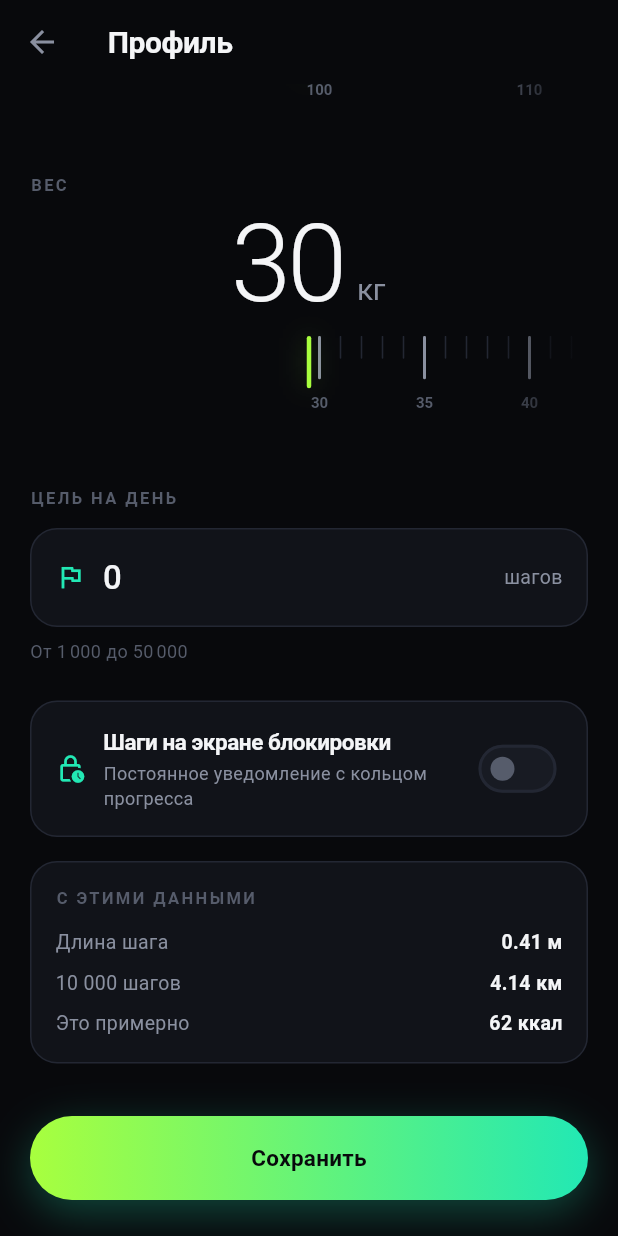
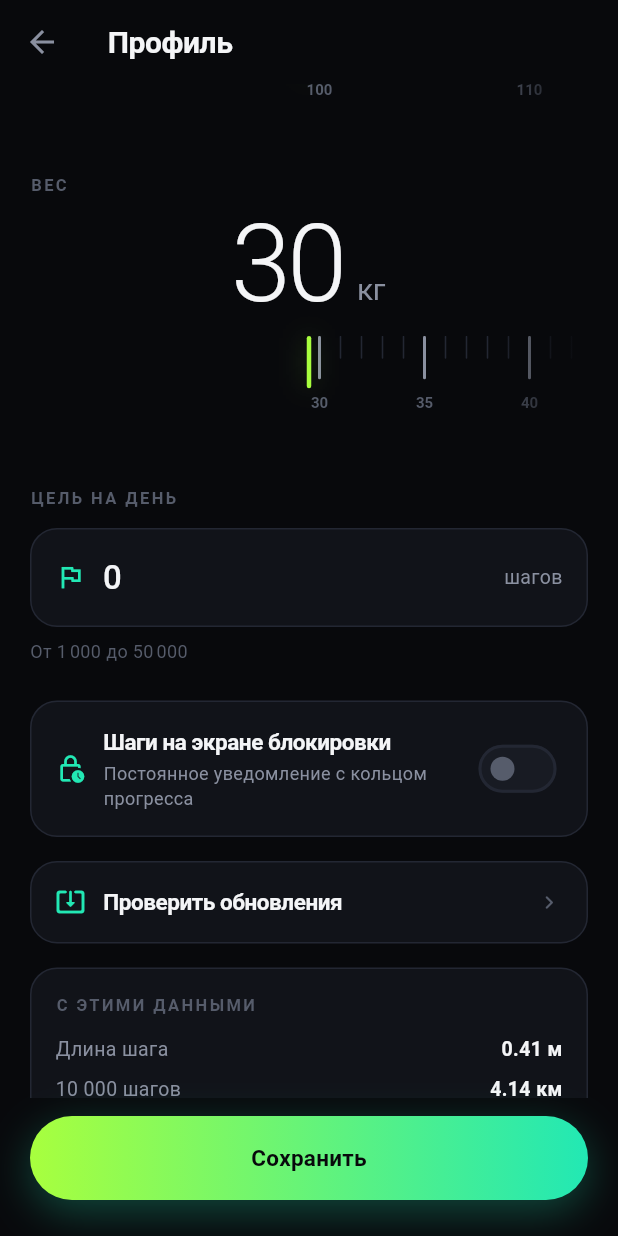
Before and after one commit to Dubious-Idea/StepStep, a Flutter app: the ProfileScreen screen opened directly with empty values, scrolled down 149 dp, on a phone screen of 412 x 824 dp. Run offline on Flutter 3.47's test engine with Material 3 defaults, Android fonts, the phone set to English and light mode, and no system bars.

Commit message:
feat: ручная проверка обновлений в профиле
Автопроверка на старте молчит и при "всё актуально", и при ошибке
сети — этого достаточно для фонового напоминания, но не даёт
пользователю явно убедиться, что он проверил. Кнопка «Проверить
обновления» переиспользует тот же UpdateChecker/UpdateDialog и
отвечает на все три исхода явно.

```diff
--- a/lib/screens/profile_screen.dart
+++ b/lib/screens/profile_screen.dart
@@ -6,10 +6,12 @@ import '../models/profile.dart';
 import '../services/metrics.dart';
 import '../services/permissions.dart';
 import '../services/step_bridge.dart';
+import '../services/update_checker.dart';
 import '../theme/tokens.dart';
 import '../widgets/primary_button.dart';
 import '../widgets/ruler_picker.dart';
 import '../widgets/stat_card.dart';
+import '../widgets/update_dialog.dart';
 
 /// Editing the same three numbers onboarding asked for, plus the switch for
 /// the lock-screen notification.
@@ -39,6 +41,7 @@ class _ProfileScreenState extends State<ProfileScreen> {
   bool _liveNotification = true;
   bool _isSaving = false;
   bool _goalValid = true;
+  bool _isCheckingUpdate = false;
 
   @override
   void initState() {
@@ -86,6 +89,38 @@ class _ProfileScreenState extends State<ProfileScreen> {
       }
     }
     await _bridge.setLiveNotificationEnabled(enabled);
+  }
+
+  /// Manual counterpart to the silent auto-check on the home screen — this
+  /// one always tells the user something, including "up to date" and
+  /// "couldn't reach GitHub", which the auto-check deliberately swallows.
+  Future<void> _checkForUpdates() async {
+    setState(() => _isCheckingUpdate = true);
+    const checker = UpdateChecker();
+    final result = await checker.check();
+    if (!mounted) return;
+    setState(() => _isCheckingUpdate = false);
+
+    if (result is UpdateAvailable) {
+      await showDialog<void>(
+        context: context,
+        builder: (dialogContext) => UpdateDialog(
+          update: result.update,
+          onInstall: () {
+            Navigator.of(dialogContext).pop();
+            checker.openUrl(result.update.downloadUrl);
+          },
+          onSkip: () {
+            Navigator.of(dialogContext).pop();
+            checker.skipVersion(result.update.version);
+          },
+        ),
+      );
+    } else if (result is UpToDate) {
+      _showMessage('У вас последняя версия');
+    } else {
+      _showMessage('Не удалось проверить обновления');
+    }
   }
 
   Future<void> _save() async {
@@ -162,6 +197,11 @@ class _ProfileScreenState extends State<ProfileScreen> {
                   _NotificationToggle(
                     value: _liveNotification,
                     onChanged: _toggleNotification,
+                  ),
+                  const SizedBox(height: AppSpacing.lg),
+                  _UpdateCheckRow(
+                    isChecking: _isCheckingUpdate,
+                    onTap: _isCheckingUpdate ? null : _checkForUpdates,
                   ),
                   const SizedBox(height: AppSpacing.lg),
                   _Preview(heightCm: _heightCm.round(), weightKg: _weightKg),
@@ -326,6 +366,52 @@ class _NotificationToggle extends StatelessWidget {
   }
 }
 
+/// Manual, explicit counterpart to the silent auto-check on the home screen.
+class _UpdateCheckRow extends StatelessWidget {
+  const _UpdateCheckRow({required this.isChecking, required this.onTap});
+
+  final bool isChecking;
+  final VoidCallback? onTap;
+
+  @override
+  Widget build(BuildContext context) {
+    return SurfaceCard(
+      onTap: onTap,
+      child: Row(
+        children: [
+          const Icon(
+            Icons.system_update_alt_rounded,
+            color: AppColors.accentMid,
+            size: 20,
+          ),
+          const SizedBox(width: AppSpacing.md),
+          Expanded(
+            child: Text(
+              'Проверить обновления',
+              style: AppText.title.copyWith(fontSize: 15),
+            ),
+          ),
+          if (isChecking)
+            const SizedBox(
+              width: 18,
+              height: 18,
+              child: CircularProgressIndicator(
+                strokeWidth: 2,
+                color: AppColors.accentMid,
+              ),
+            )
+          else
+            const Icon(
+              Icons.chevron_right_rounded,
+              size: 18,
+              color: AppColors.textMuted,
+            ),
+        ],
+      ),
+    );
+  }
+}
+
 /// Shows what the new measurements mean before they are saved, so the ruler
 /// has visible consequences instead of being two numbers on trust.
 class _Preview extends StatelessWidget {
```
